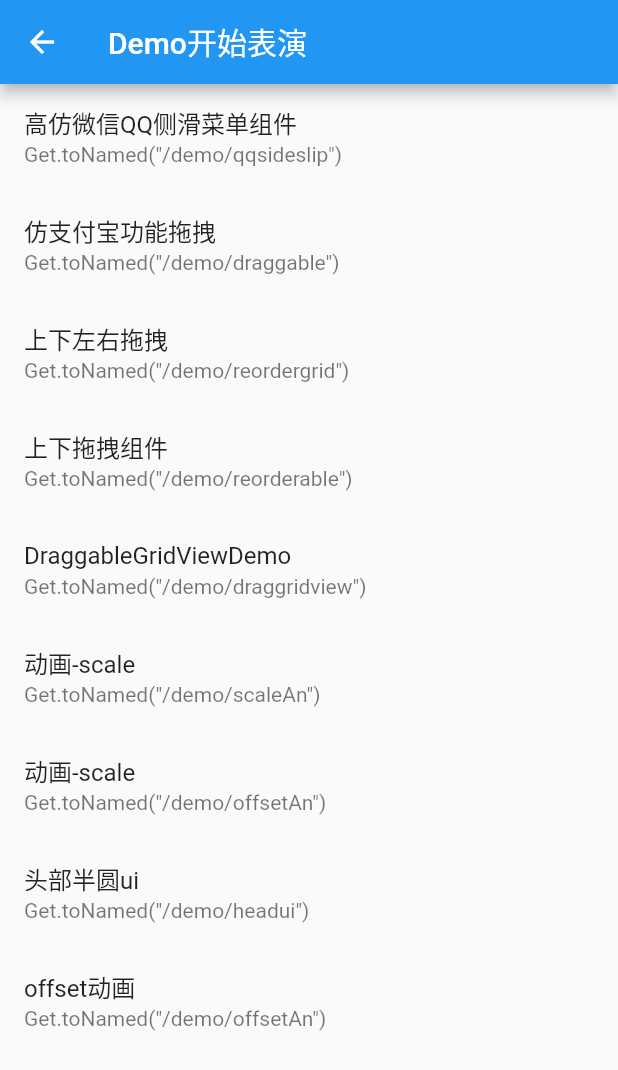
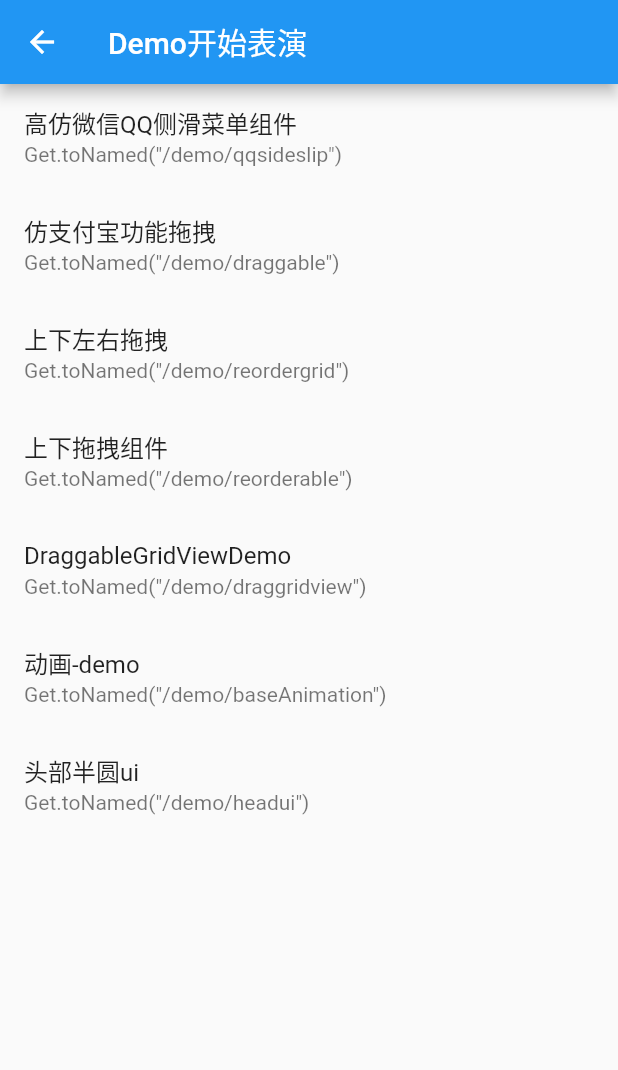
Before and after one commit to MarioGogogo/flutter_24, a Flutter app: the DemoPage screen opened by its route, on a phone screen of 412 x 824 dp. Shown: the top 1070 px of the screen. Run offline on Flutter 3.47's test engine with Material 2 defaults, Android fonts, the phone set to English and light mode, and no system bars; our stand-ins replace dio, flutter_svg, flutter_swipe_action_cell, get, package_info, reorderable_grid_view; missing offline and left inert: ota_update; project files that could hold a hidden picture were left out.

```diff
--- a/lib/common/routes/app_pages.dart
+++ b/lib/common/routes/app_pages.dart
@@ -1,14 +1,13 @@
 /*
  * @Author: MarioGo
  * @Date: 2021-09-30 20:19:04
- * @LastEditTime: 2021-10-05 23:55:31
+ * @LastEditTime: 2021-10-07 11:52:10
  * @LastEditors: MarioGo
  * @Description: 文件描述
  * @FilePath: /flutter_24/lib/common/routes/app_pages.dart
  * 可以输入预定的版权声明、个性签名、空行等
  */
-import 'package:flutter_24/pages/animation/offsetAn.dart';
-import 'package:flutter_24/pages/animation/scaleAn.dart';
+import 'package:flutter_24/pages/animation/demo.dart';
 import 'package:flutter_24/pages/demo/dargGrid.dart';
 import 'package:flutter_24/pages/demo/draggable.dart';
 import 'package:flutter_24/pages/demo/index.dart';
@@ -75,6 +74,7 @@ class AppPages {
         name: AppRoutes.DragGridView,
         page: () => DraggableGridViewPage(),
       ),
+      //动画
       GetPage(
         name: AppRoutes.ScaleAnimatePage,
         page: () => ScaleAnimationPage(),
@@ -82,10 +82,6 @@ class AppPages {
       GetPage(
         name: AppRoutes.HeaderUIPage,
         page: () => HeaderUIPage(),
-      ),
-      GetPage(
-        name: AppRoutes.OffsetPage,
-        page: () => OffsetPage(),
       ),
     ]),
 
--- a/lib/common/routes/app_routes.dart
+++ b/lib/common/routes/app_routes.dart
@@ -1,7 +1,7 @@
 /*
  * @Author: MarioGo
  * @Date: 2021-09-30 20:18:36
- * @LastEditTime: 2021-10-05 23:53:48
+ * @LastEditTime: 2021-10-07 11:52:00
  * @LastEditors: MarioGo
  * @Description: 文件描述
  * @FilePath: /flutter_24/lib/common/routes/app_routes.dart
@@ -25,7 +25,6 @@ abstract class AppRoutes {
   static const ReorderableGrid = '/reordergrid'; //上下左右
 
   static const DragGridView = '/draggridview';
-  static const ScaleAnimatePage = '/scaleAn';
+  static const ScaleAnimatePage = '/baseAnimation';
   static const HeaderUIPage = '/headui';
-  static const OffsetPage = "/offsetAn";
 }
--- a/lib/components/LoadingDialog.dart
+++ b/lib/components/LoadingDialog.dart
@@ -1,7 +1,7 @@
 /*
  * @Author: MarioGo
  * @Date: 2021-09-26 21:55:20
- * @LastEditTime: 2021-09-27 22:23:38
+ * @LastEditTime: 2021-10-07 10:44:07
  * @LastEditors: MarioGo
  * @Description: 文件描述
  * @FilePath: /flutter_24/lib/components/LoadingDialog.dart
@@ -18,8 +18,7 @@ class LoadingDialog extends Dialog {
   LoadingDialog({this.content});
 
   _showTimer(context) {
-    var timer;
-    timer = Timer.periodic(Duration(milliseconds: 3000), (t) {
+    Timer.periodic(Duration(milliseconds: 3000), (t) {
       Navigator.pop(context);
       t.cancel();
     });
--- a/lib/main copy.dart
+++ b/lib/main copy.dart
@@ -1,5 +1,3 @@
-import 'dart:async';
-
 import 'package:flutter/cupertino.dart';
 import 'package:flutter/material.dart';
 import 'package:flutter_24/components/UpdateAppDialog.dart';
--- a/lib/pages/demo/index.dart
+++ b/lib/pages/demo/index.dart
@@ -1,7 +1,7 @@
 /*
  * @Author: MarioGo
  * @Date: 2021-09-30 22:34:19
- * @LastEditTime: 2021-10-05 23:50:18
+ * @LastEditTime: 2021-10-07 11:52:51
  * @LastEditors: MarioGo
  * @Description: 文件描述
  * @FilePath: /flutter_24/lib/pages/demo/index.dart
@@ -47,25 +47,15 @@ class DemoPage extends StatelessWidget {
             onTap: () => Get.toNamed("/demo/draggridview"),
           ),
           ListTile(
-            title: Text("动画-scale"),
-            subtitle: Text('Get.toNamed("/demo/scaleAn")'),
-            onTap: () => Get.toNamed("/demo/scaleAn"),
-          ),
-          ListTile(
-            title: Text("动画-scale"),
-            subtitle: Text('Get.toNamed("/demo/offsetAn")'),
-            onTap: () => Get.toNamed("/demo/offsetAn"),
+            title: Text("动画-demo"),
+            subtitle: Text('Get.toNamed("/demo/baseAnimation")'),
+            onTap: () => Get.toNamed("/demo/baseAnimation"),
           ),
           ListTile(
             title: Text("头部半圆ui"),
             subtitle: Text('Get.toNamed("/demo/headui")'),
             onTap: () => Get.toNamed("/demo/headui"),
           ),
-          ListTile(
-            title: Text("offset动画"),
-            subtitle: Text('Get.toNamed("/demo/offsetAn")'),
-            onTap: () => Get.toNamed("/demo/offsetAn"),
-          ),
         ],
       ),
     );
--- a/pubspec.yaml
+++ b/pubspec.yaml
@@ -44,7 +44,7 @@ dependencies:
   #svg
   flutter_svg: ^0.22.0
   #拖拽
-  reorderable_grid_view: ^1.1.0-alpha.4
+  reorderable_grid_view: ^1.2.0-alpha.1
 dev_dependencies:
   flutter_test:
     sdk: flutter
```
Also changed, not shown: lib/main_1.dart (+6 -8 lines), lib/pages/animation/demo copy.dart (added, +41 -0 lines), lib/pages/animation/demo.dart (added, +107 -0 lines), lib/pages/animation/demo01.dart (added, +55 -0 lines), lib/pages/animation/scaleAn.dart (deleted, +0 -22 lines), pubspec.lock, 3 other files.
